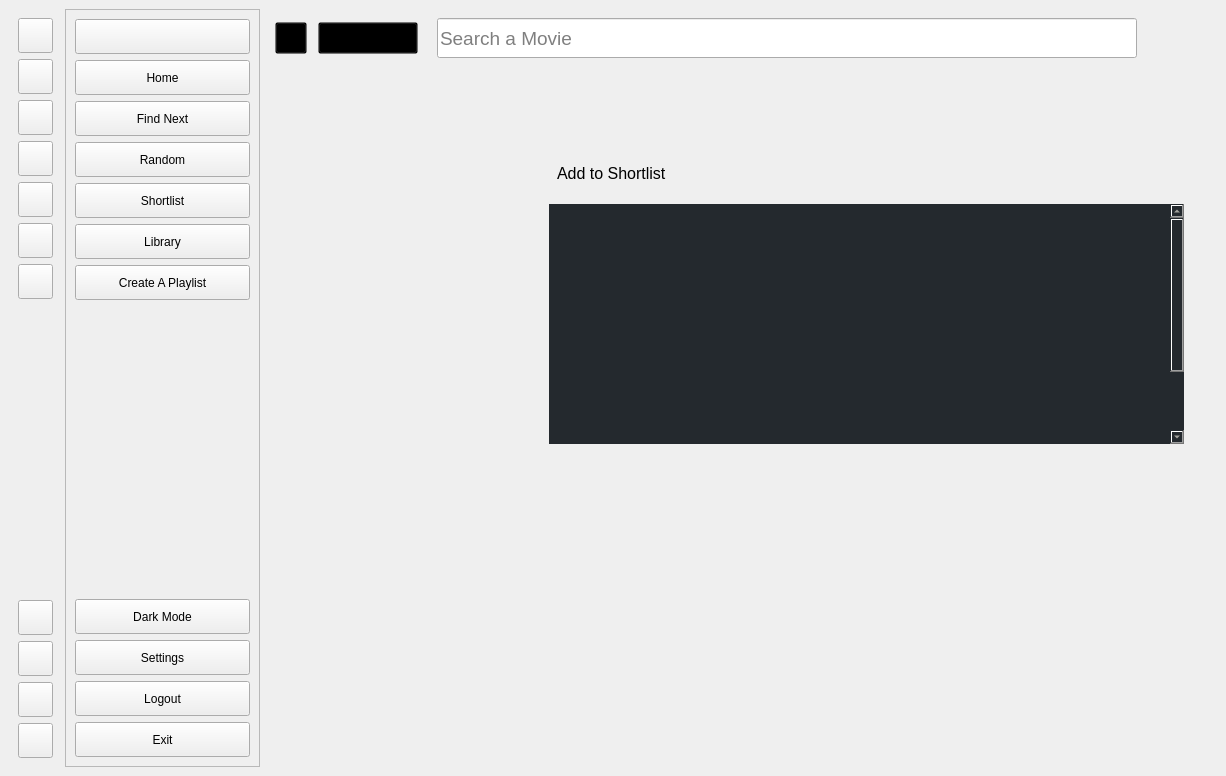
Qt form UI/ui_main.ui (lakshya076/Cinematch) before a commit.
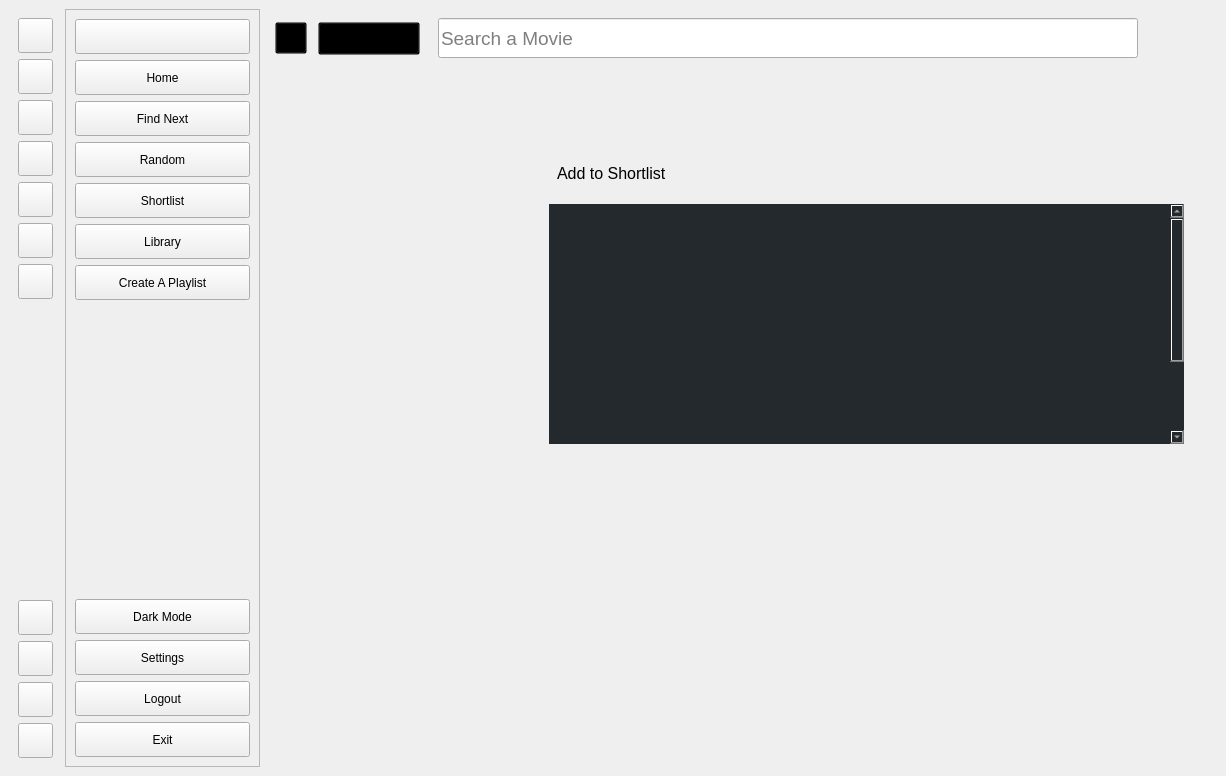
The same form after that commit. The open tabs and pages were chosen to show the change. Icons and pictures are not drawn. Custom widgets are drawn as their Qt base class.

Commit message: trying high dpi scaling

```diff
--- a/UI/ui_main.ui
+++ b/UI/ui_main.ui
@@ -1150,8 +1150,8 @@
          <widget class="QPushButton" name="premium">
           <property name="minimumSize">
            <size>
-            <width>0</width>
-            <height>32</height>
+               <width>102</width>
+               <height>33</height>
            </size>
           </property>
           <property name="maximumSize">
@@ -1168,7 +1168,7 @@
           </property>
           <property name="styleSheet">
            <string notr="true">font:12pt;
-            background-color:rgba(0,0,0,0);
+               min-height:31px; min-width:100px; background-color:rgba(0,0,0,0);
            </string>
           </property>
           <property name="text">
@@ -2915,6 +2915,8 @@
                       &lt;p style=&quot; margin-top:0px; margin-bottom:0px; margin-left:0px; margin-right:0px;
                       -qt-block-indent:0; text-indent:0px;&quot;&gt; &lt;/p&gt;
                       &lt;p style=&quot; margin-top:0px; margin-bottom:0px; margin-left:0px; margin-right:0px;
+                      -qt-block-indent:0; text-indent:0px;&quot;&gt; &lt;/p&gt;
+                      &lt;p style=&quot; margin-top:0px; margin-bottom:0px; margin-left:0px; margin-right:0px;
                       -qt-block-indent:0; text-indent:0px;&quot;&gt; &lt;/p&gt;&lt;/body&gt;&lt;/html&gt;
                   </string>
                  </property>
@@ -2925,7 +2927,7 @@
                  <property name="minimumSize">
                   <size>
                    <width>0</width>
-                   <height>60</height>
+                      <height>51</height>
                   </size>
                  </property>
                  <property name="maximumSize">
@@ -2935,7 +2937,7 @@
                   </size>
                  </property>
                  <property name="styleSheet">
-                  <string notr="true">font:14pt;</string>
+                     <string notr="true">font:14pt;min-height:51px;</string>
                  </property>
                  <property name="text">
                   <string/>
@@ -2947,7 +2949,7 @@
                  <property name="minimumSize">
                   <size>
                    <width>0</width>
-                   <height>40</height>
+                      <height>51</height>
                   </size>
                  </property>
                  <property name="maximumSize">
@@ -2957,7 +2959,7 @@
                   </size>
                  </property>
                  <property name="styleSheet">
-                  <string notr="true">font:14pt;</string>
+                     <string notr="true">font:14pt;min-height:51px;</string>
                  </property>
                  <property name="text">
                   <string/>
```
Left out of the diff: 20 changed lines with no effect on the pictures. The commit also changes 1 other file.
